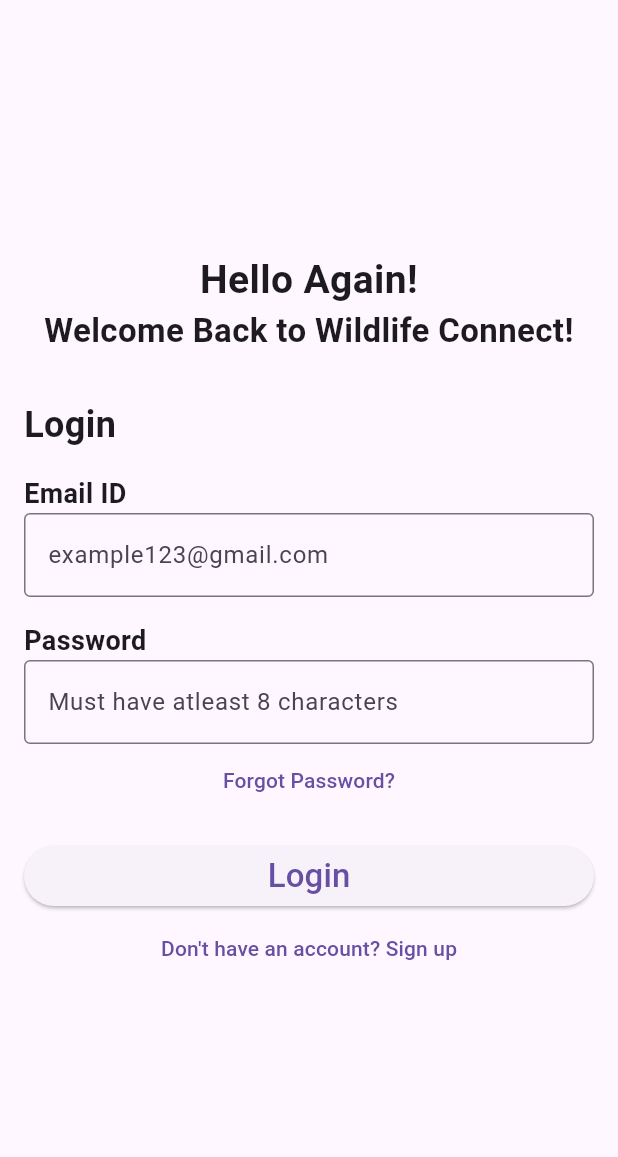
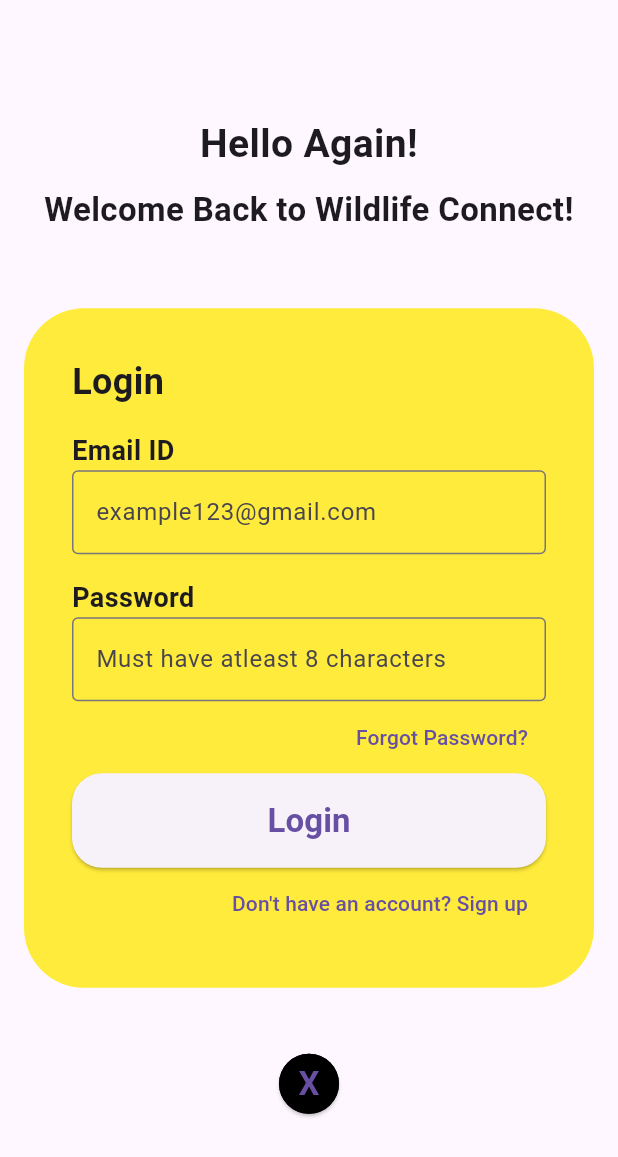
Before and after one commit to NethmaDS123/WildLifeConnect, a Flutter app: the screen it shows after launch, on a phone screen of 412 x 824 dp. Shown: the top 1157 px of the screen. Run offline on Flutter 3.47's test engine with Material 3 defaults, Android fonts, the phone set to English and light mode, and no system bars.

Commit message:
loginPgDone

```diff
--- a/lib/pages/Login/login.dart
+++ b/lib/pages/Login/login.dart
@@ -16,17 +16,28 @@
             const Text(
               "Hello Again!",
               style: TextStyle(fontSize: 26, fontWeight: FontWeight.bold), textAlign: TextAlign.center),
+            const SizedBox(height: 10.0),
             const Text(
               "Welcome Back to Wildlife Connect!",
               style: TextStyle(fontSize: 22, fontWeight: FontWeight.bold), textAlign: TextAlign.center),
-            const SizedBox(height: 30.0),
+            const SizedBox(height: 50.0),
+            Container(
+              decoration: BoxDecoration(
+                borderRadius: BorderRadius.circular(40),
+                color: Colors.yellow,
+              ),
+              padding: const EdgeInsets.all(32.0),
+              child : Column(
+                mainAxisAlignment: MainAxisAlignment.center,
+                crossAxisAlignment: CrossAxisAlignment.stretch,
+                children: <Widget>[
                   const Text(
                     "Login",
-              style: TextStyle(fontSize: 24, fontWeight: FontWeight.bold)),
+                    style: TextStyle(fontSize: 24, fontWeight: FontWeight.bold), textAlign: TextAlign.left),
                   const SizedBox(height: 16.0),
                   const Text(
                     "Email ID",
-              style: TextStyle(fontSize: 18, fontWeight: FontWeight.bold)),
+                    style: TextStyle(fontSize: 18, fontWeight: FontWeight.bold), textAlign: TextAlign.left),
                   // Email input field
                   TextFormField(
                     decoration: const InputDecoration(
@@ -47,30 +58,63 @@
                     ),
                     obscureText: true,
                   ),
-            TextButton(
-              child: const Text("Forgot Password?"),
+                  Align(
+                    alignment: Alignment.centerRight,
+                    child: TextButton(
+                      child: const Text(
+                        "Forgot Password?",
+                      ),
                       onPressed: () {
                         //reset password page
                       },
+                    )
                   ),
-            const SizedBox(height: 16.0),
                   // Login button
                   ElevatedButton(
+                    style: ElevatedButton.styleFrom(
+                      padding: const EdgeInsets.all(16.0),
+                      shape: RoundedRectangleBorder(
+                        borderRadius: BorderRadius.circular(20),
+                      ),
+                    ),
                     child: const Text(
                       'Login',
-                style: TextStyle(fontSize: 22),),
+                      style: TextStyle(fontSize: 22, fontWeight: FontWeight.bold),),
                     onPressed: () {
                       // Handle login logic
                     },
                   ),
                   // Navigate to sign up page
-            TextButton(
-              child: const Text("Don't have an account? Sign up"),
+                  Align(
+                    alignment: Alignment.centerRight,
+                    child: TextButton(
+                      child: const Text(
+                        "Don't have an account? Sign up",
+                      ),
                       onPressed: () {
                         // Navigator.push(
                         //   context,
                         //   // MaterialPageRoute(builder: (context) => SignUpPage()),
                         // );
+                      },
+                    ),
+                  ),
+                ],
+              )
+            ),
+            const SizedBox(height: 40.0),
+            ElevatedButton(
+              style: ElevatedButton.styleFrom(
+                backgroundColor: Colors.black,
+                shape:CircleBorder(
+                  side:BorderSide(color: Colors.black, width: 6.0),
+                )
+              ),
+              child: const Text(
+                'X',
+                style: TextStyle(fontSize: 22, fontWeight: FontWeight.bold),),
+              onPressed: () {
+                // Handle login logic
               },
             ),
           ],
```
Lines whose indentation alone changed are shown as unchanged.
